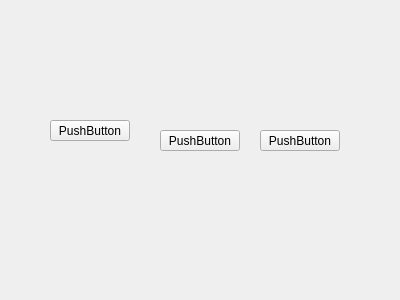
The window that practiceLPNU/getrecordstabwidget.ui (PeterLysyk/PracticeWorkLPNU) describes before a commit, drawn with Qt 5.
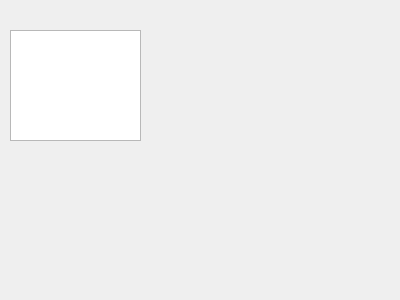
The same window after the commit.

Commit message: added table names

```diff
--- a/practiceLPNU/getrecordstabwidget.ui
+++ b/practiceLPNU/getrecordstabwidget.ui
@@ -13,43 +13,14 @@
   <property name="windowTitle">
    <string>Form</string>
   </property>
-  <widget class="QPushButton" name="pushButton">
+  <widget class="QListWidget" name="TablesNamesListWidget">
    <property name="geometry">
     <rect>
-     <x>260</x>
-     <y>130</y>
-     <width>80</width>
-     <height>21</height>
+     <x>10</x>
+     <y>30</y>
+     <width>131</width>
+     <height>111</height>
     </rect>
-   </property>
-   <property name="text">
-    <string>PushButton</string>
-   </property>
-  </widget>
-  <widget class="QPushButton" name="pushButton_2">
-   <property name="geometry">
-    <rect>
-     <x>160</x>
-     <y>130</y>
-     <width>80</width>
-     <height>21</height>
-    </rect>
-   </property>
-   <property name="text">
-    <string>PushButton</string>
-   </property>
-  </widget>
-  <widget class="QPushButton" name="pushButton_3">
-   <property name="geometry">
-    <rect>
-     <x>50</x>
-     <y>120</y>
-     <width>80</width>
-     <height>21</height>
-    </rect>
-   </property>
-   <property name="text">
-    <string>PushButton</string>
    </property>
   </widget>
  </widget>
```
The commit also changes 45 other files.
